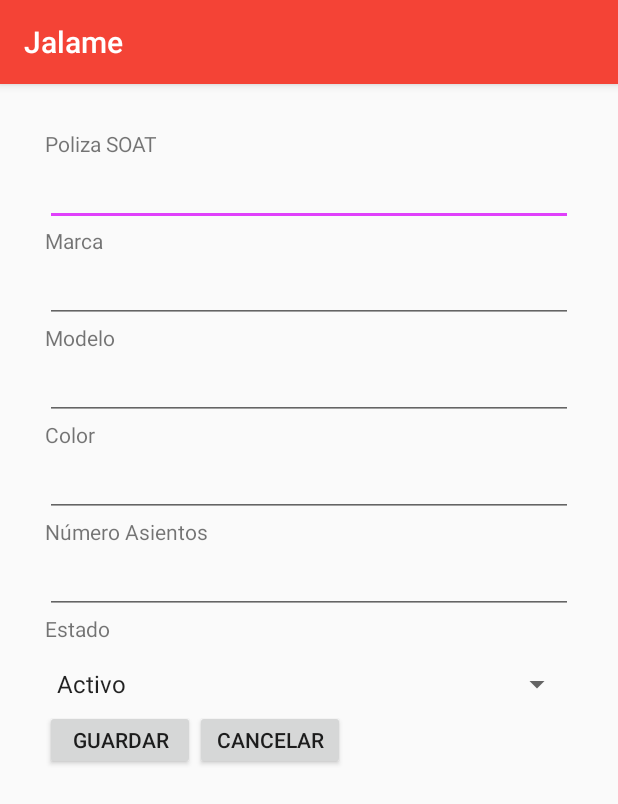
After one commit to u201500129/jalame-app-android, an Android app: the fragment VehiculoFragment shown on its own in the app's theme, on a phone screen of 412 x 824 dp. The commit adds this screen. Shown: the top 804 px of the screen. Run offline under Robolectric (Android 15) with nearby library versions, the phone set to English and light mode, and no system bars.

Commit message:
Se realiz la pantalla de registro de conductor

```diff
--- a/app/build.gradle
+++ b/app/build.gradle
@@ -1,5 +1,4 @@
 apply plugin: 'com.android.application'
-
 android {
     compileSdkVersion 27
     defaultConfig {
@@ -16,10 +15,14 @@ android {
             proguardFiles getDefaultProguardFile('proguard-android.txt'), 'proguard-rules.pro'
         }
     }
+    buildToolsVersion '27.0.3'
+    compileOptions {
+        sourceCompatibility JavaVersion.VERSION_1_8
+        targetCompatibility JavaVersion.VERSION_1_8
+    }
 }
-
 dependencies {
-    implementation fileTree(dir: 'libs', include: ['*.jar'])
+    implementation fileTree(include: ['*.jar'], dir: 'libs')
     implementation 'com.android.support:appcompat-v7:27.1.1'
     implementation 'com.android.support:support-v4:27.1.1'
     implementation 'com.android.support:design:27.1.1'
--- /dev/null
+++ b/app/src/main/java/pe/tp1/hdpeta/jalame/VehiculoFragment.java
@@ -0,0 +1,89 @@
+package pe.tp1.hdpeta.jalame;
+
+import android.os.Bundle;
+import android.support.v4.app.Fragment;
+import android.view.LayoutInflater;
+import android.view.View;
+import android.view.ViewGroup;
+import android.widget.ArrayAdapter;
+import android.widget.Button;
+import android.widget.EditText;
+import android.widget.Spinner;
+import android.widget.Toast;
+
+public class VehiculoFragment extends Fragment {
+    private EditText txtPolizaSOAT;
+    private EditText txtMarca;
+    private EditText txtModelo;
+    private EditText txtColor;
+    private EditText txtNumeroAsientos;
+    private Spinner cboEstado;
+    private Button btnGuardar;
+
+    public VehiculoFragment() {
+        // Required empty public constructor
+    }
+
+    @Override
+    public void onCreate(Bundle savedInstanceState) {
+        super.onCreate(savedInstanceState);
+        if (getArguments() != null) {
+
+        }
+    }
+
+    @Override
+    public View onCreateView(LayoutInflater inflater, ViewGroup container,
+                             Bundle savedInstanceState) {
+        // Inflate the layout for this fragment
+        View v = inflater.inflate(R.layout.fragment_vehiculo, container, false);
+
+        ArrayAdapter<CharSequence> estadoAdapter = ArrayAdapter.createFromResource(getContext(),
+                R.array.Estado, android.R.layout.simple_spinner_item);
+        estadoAdapter.setDropDownViewResource(android.R.layout.simple_spinner_dropdown_item);
+
+        txtPolizaSOAT = v.findViewById(R.id.txtPolizaSOAT);
+        txtMarca = v.findViewById(R.id.txtMarca);
+        txtModelo = v.findViewById(R.id.txtModelo);
+        txtColor = v.findViewById(R.id.txtColor);
+        txtNumeroAsientos = v.findViewById(R.id.txtNumeroAsientos);
+        cboEstado = v.findViewById(R.id.cboEstado);
+
+        btnGuardar = v.findViewById(R.id.btnGuardar);
+
+        cboEstado.setAdapter(estadoAdapter);
+
+        btnGuardar.setOnClickListener(new View.OnClickListener(){
+            @Override
+            public void onClick(View v){
+                if (txtPolizaSOAT.getText().toString().isEmpty()){
+                    Toast.makeText(getContext(), "Ingrese el SOAT.", Toast.LENGTH_SHORT).show();
+                    txtPolizaSOAT.setFocusable(true);
+                    return;
+                }
+                if (txtMarca.getText().toString().isEmpty()){
+                    Toast.makeText(getContext(), "Ingrese la Marca.", Toast.LENGTH_SHORT).show();
+                    txtMarca.setFocusable(true);
+                    return;
+                }
+                if (txtModelo.getText().toString().isEmpty()){
+                    Toast.makeText(getContext(), "Ingrese el Modelo.", Toast.LENGTH_SHORT).show();
+                    txtModelo.setFocusable(true);
+                    return;
+                }
+                if (txtColor.getText().toString().isEmpty()){
+                    Toast.makeText(getContext(), "Ingrese el Color.", Toast.LENGTH_SHORT).show();
+                    txtColor.setFocusable(true);
+                    return;
+                }
+                if (txtNumeroAsientos.getText().toString().isEmpty()){
+                    Toast.makeText(getContext(), "Ingrese el Nro de Asiento.", Toast.LENGTH_SHORT).show();
+                    txtNumeroAsientos.setFocusable(true);
+                    return;
+                }
+            }
+        });
+
+        return v;
+    }
+}
--- /dev/null
+++ b/app/src/main/res/layout/fragment_vehiculo.xml
@@ -0,0 +1,93 @@
+<?xml version="1.0" encoding="utf-8"?>
+<FrameLayout
+    xmlns:android="http://schemas.android.com/apk/res/android"
+    xmlns:tools="http://schemas.android.com/tools"
+    android:layout_width="match_parent"
+    android:layout_height="match_parent"
+    android:padding="20dp"
+    tools:context=".VehiculoFragment">
+
+    <!-- TODO: Update blank fragment layout -->
+    <LinearLayout
+        android:layout_width="match_parent"
+        android:layout_height="match_parent"
+        android:layout_margin="10dp"
+        android:orientation="vertical">
+
+        <TextView
+            android:layout_width="match_parent"
+            android:layout_height="wrap_content"
+            android:text="Poliza SOAT"/>
+        <EditText
+            android:layout_width="match_parent"
+            android:layout_height="wrap_content"
+            android:id="@+id/txtPolizaSOAT"/>
+
+        <TextView
+            android:layout_width="match_parent"
+            android:layout_height="wrap_content"
+            android:text="Marca"/>
+        <EditText
+            android:layout_width="match_parent"
+            android:layout_height="wrap_content"
+            android:id="@+id/txtMarca"/>
+
+        <TextView
+            android:layout_width="match_parent"
+            android:layout_height="wrap_content"
+            android:text="Modelo"/>
+        <EditText
+            android:layout_width="match_parent"
+            android:layout_height="wrap_content"
+            android:id="@+id/txtModelo"/>
+
+        <TextView
+            android:layout_width="match_parent"
+            android:layout_height="wrap_content"
+            android:text="Color"/>
+        <EditText
+            android:layout_width="match_parent"
+            android:layout_height="wrap_content"
+            android:id="@+id/txtColor"/>
+
+        <TextView
+            android:layout_width="match_parent"
+            android:layout_height="wrap_content"
+            android:text="Número Asientos"/>
+        <EditText
+            android:layout_width="match_parent"
+            android:layout_height="wrap_content"
+            android:inputType="number"
+            android:id="@+id/txtNumeroAsientos"/>
+
+        <TextView
+            android:layout_width="match_parent"
+            android:layout_height="wrap_content"
+            android:text="Estado"/>
+        <Spinner
+            android:layout_width="match_parent"
+            android:layout_height="wrap_content"
+            android:id="@+id/cboEstado"
+            android:layout_marginTop="15dp"/>
+
+        <LinearLayout
+            android:layout_width="wrap_content"
+            android:layout_height="wrap_content"
+            android:paddingTop="5dp"
+            android:orientation="horizontal">
+            <Button
+                android:layout_width="100dp"
+                android:layout_height="40dp"
+                android:text="Guardar"
+                android:id="@+id/btnGuardar"/>
+            <Button
+                android:layout_width="100dp"
+                android:layout_height="40dp"
+                android:text="Cancelar"
+                android:id="@+id/btnCancelar"/>
+
+        </LinearLayout>
+
+    </LinearLayout>
+
+</FrameLayout>
--- a/app/src/main/res/values/strings.xml
+++ b/app/src/main/res/values/strings.xml
@@ -17,4 +17,9 @@
     <string name="confirme_su_password">Confirme su contraseña</string>
     <string name="registrar">Registrar</string>
     <string name="no_tienes_una_cuenta"><u>¿No tienes una cuenta?</u></string>
+
+    <string-array name="Estado">
+        <item value="A">Activo</item>
+        <item value="I">Inactivo</item>
+    </string-array>
 </resources>
```
